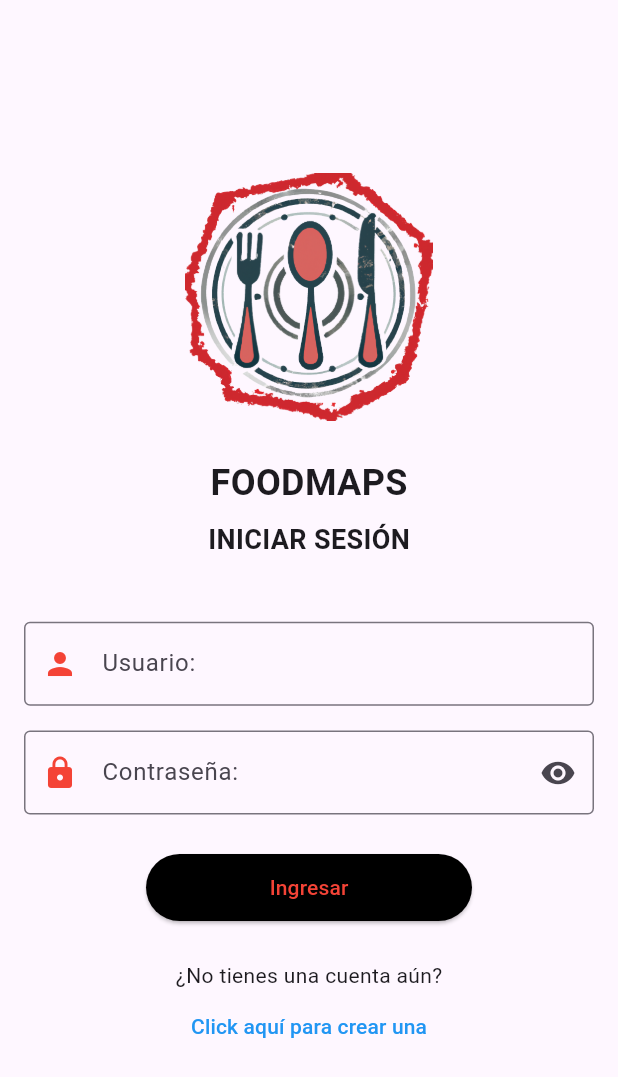
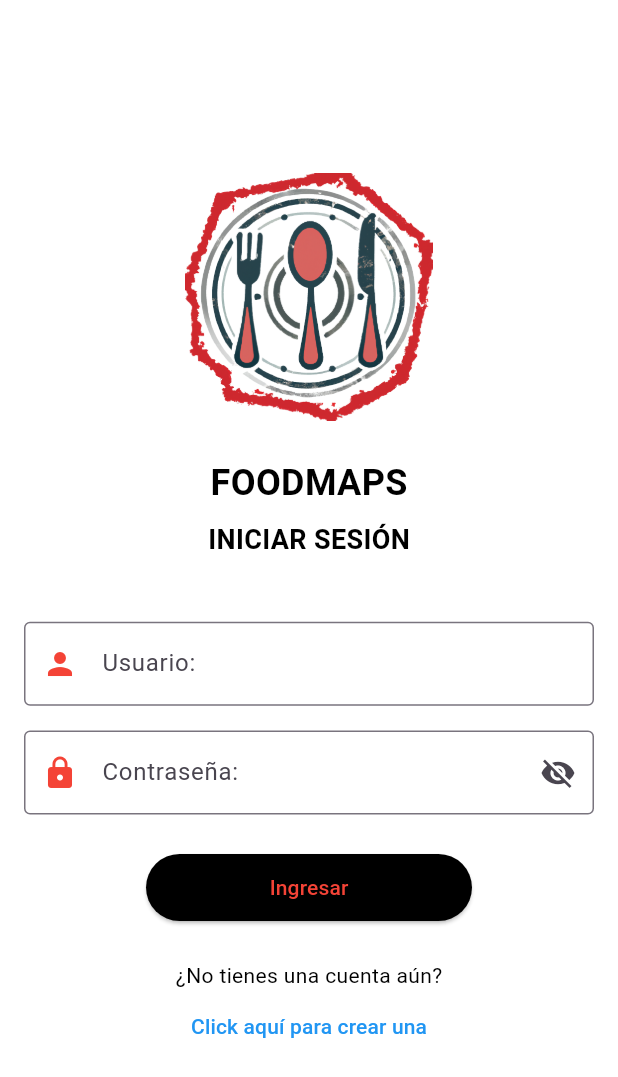
Before and after one commit to Israel192619/Proyecto_Final_FoodMaps, a Flutter app: the screen it shows after launch, on a phone screen of 412 x 824 dp. Shown: the top 1077 px of the screen. Run offline on Flutter 3.47's test engine with Material 3 defaults, Android fonts, the phone set to English and light mode, and no system bars; our stand-ins replace cached_network_image, file_picker, geolocator, google_maps_flutter, image_picker, permission_handler and 1 more; missing offline and left inert: google_map_custom_windows.

Commit message:
agregada funcion modo oscuro que cambia el color del mapa

```diff
--- /dev/null
+++ b/lib/config/app_themes.dart
@@ -0,0 +1,45 @@
+import 'package:flutter/material.dart';
+
+final ThemeData lightTheme = ThemeData(
+  brightness: Brightness.light,
+  primarySwatch: Colors.red,
+  scaffoldBackgroundColor: Colors.white,
+  appBarTheme: const AppBarTheme(
+    backgroundColor: Colors.white,
+    foregroundColor: Colors.black,
+    iconTheme: IconThemeData(color: Colors.black),
+    titleTextStyle: TextStyle(color: Colors.black, fontSize: 20, fontWeight: FontWeight.bold),
+  ),
+  bottomNavigationBarTheme: const BottomNavigationBarThemeData(
+    backgroundColor: Colors.white,
+    selectedItemColor: Colors.red,
+    unselectedItemColor: Colors.grey,
+  ),
+  textTheme: const TextTheme(
+    bodyLarge: TextStyle(color: Colors.black),
+    bodyMedium: TextStyle(color: Colors.black),
+    titleLarge: TextStyle(color: Colors.black),
+  ),
+);
+
+final ThemeData darkTheme = ThemeData(
+  brightness: Brightness.dark,
+  primarySwatch: Colors.red,
+  scaffoldBackgroundColor: Colors.black,
+  appBarTheme: const AppBarTheme(
+    backgroundColor: Colors.black,
+    foregroundColor: Colors.white,
+    iconTheme: IconThemeData(color: Colors.white),
+    titleTextStyle: TextStyle(color: Colors.white, fontSize: 20, fontWeight: FontWeight.bold),
+  ),
+  bottomNavigationBarTheme: const BottomNavigationBarThemeData(
+    backgroundColor: Colors.black,
+    selectedItemColor: Colors.red,
+    unselectedItemColor: Colors.grey,
+  ),
+  textTheme: const TextTheme(
+    bodyLarge: TextStyle(color: Colors.white),
+    bodyMedium: TextStyle(color: Colors.white),
+    titleLarge: TextStyle(color: Colors.white),
+  ),
+);
--- a/lib/config/config.dart
+++ b/lib/config/config.dart
@@ -0,0 +1,11 @@
+// lib/config/config.dart
+class AppConfig {
+  static const String apiBaseUrl = 'http://192.168.100.9:8081/FoodMaps_API/public/api';
+
+  // Endpoints
+  static const String loginEndpoint = '/auth/login';
+  static const String registerEndpoint = '/register';
+  // Agrega aquí otros endpoints si los necesitas
+
+  static String getApiUrl(String endpoint) => '$apiBaseUrl$endpoint';
+}
--- /dev/null
+++ b/lib/config/theme_provider.dart
@@ -0,0 +1,32 @@
+import 'package:flutter/material.dart';
+import 'package:shared_preferences/shared_preferences.dart';
+
+class ThemeProvider extends ChangeNotifier {
+  ThemeMode _themeMode = ThemeMode.light;
+
+  ThemeProvider() {
+    _loadTheme();
+  }
+
+  ThemeMode get themeMode => _themeMode;
+
+  bool get isDarkMode => _themeMode == ThemeMode.dark;
+
+  void toggleTheme(bool isOn) {
+    _themeMode = isOn ? ThemeMode.dark : ThemeMode.light;
+    _saveTheme(isOn);
+    notifyListeners();
+  }
+
+  Future<void> _loadTheme() async {
+    final prefs = await SharedPreferences.getInstance();
+    final isDark = prefs.getBool('isDarkMode') ?? false;
+    _themeMode = isDark ? ThemeMode.dark : ThemeMode.light;
+    notifyListeners();
+  }
+
+  Future<void> _saveTheme(bool isDark) async {
+    final prefs = await SharedPreferences.getInstance();
+    await prefs.setBool('isDarkMode', isDark);
+  }
+}
--- a/lib/screens/login_screen.dart
+++ b/lib/screens/login_screen.dart
@@ -6,6 +6,7 @@ import 'package:http/http.dart' as http;
 import 'dart:convert';
 import 'package:cases/config/safe_button.dart';
 import 'package:shared_preferences/shared_preferences.dart';
+import 'package:cases/config/config.dart';
 
 class LoginScreen extends StatefulWidget {
   const LoginScreen({super.key});
@@ -18,8 +19,8 @@ class _LoginScreenState extends State<LoginScreen> {
   final _formKey = GlobalKey<FormState>();
   final TextEditingController _usernameController = TextEditingController();
   final TextEditingController _passwordController = TextEditingController();
+  bool _isLoading = false;
   bool obscureText = true;
-  bool _isLoading = false; // <-- Añadido aquí
 
   @override
   void initState() {
@@ -42,7 +43,7 @@ class _LoginScreenState extends State<LoginScreen> {
   Future<void> _attemptAutoLogin(String username, String password) async {
     try {
       final response = await http.post(
-        Uri.parse('http://192.168.100.9:8081/FoodMaps_API/public/api/auth/login'),
+        Uri.parse(AppConfig.getApiUrl(AppConfig.loginEndpoint)),
         headers: {'Content-Type': 'application/json'},
         body: jsonEncode({
           'username': username,
@@ -79,12 +80,13 @@ class _LoginScreenState extends State<LoginScreen> {
   }
 
   Future<void> _login() async {
+    if (_isLoading) return; // Evita doble pulsación
     if (!_formKey.currentState!.validate()) return;
 
     String username = _usernameController.text;
     String password = _passwordController.text;
 
-    const String apiUrl = 'http://192.168.100.9:8081/FoodMaps_API/public/api/auth/login';
+    final String apiUrl = AppConfig.getApiUrl(AppConfig.loginEndpoint);
 
     try {
       setState(() => _isLoading = true);
@@ -135,7 +137,7 @@ class _LoginScreenState extends State<LoginScreen> {
             Navigator.pushReplacementNamed(
               context,
               '/dueno_home',
-              arguments: restaurante,
+              arguments: restaurante, // Pasa el restaurante como argumento
             );
             break;
 
@@ -240,7 +242,7 @@ class _LoginScreenState extends State<LoginScreen> {
                           border: const OutlineInputBorder(),
                           suffixIcon: IconButton(
                             icon: Icon(
-                              obscureText ? Icons.visibility : Icons.visibility_off,
+                              obscureText ? Icons.visibility_off : Icons.visibility,
                             ),
                             onPressed: () {
                               setState(() {
@@ -259,8 +261,13 @@ class _LoginScreenState extends State<LoginScreen> {
                         },
                       ),
                       SizedBox(height: screenHeight * 0.03),
-                      SafeButton(
-                        onPressed: _login,
+                      ElevatedButton(
+                        onPressed: _isLoading
+                            ? null
+                            : () {
+                                if (_isLoading) return;
+                                _login();
+                              },
                         style: ElevatedButton.styleFrom(
                           backgroundColor: Colors.black,
                           padding: EdgeInsets.symmetric(
@@ -268,10 +275,16 @@ class _LoginScreenState extends State<LoginScreen> {
                             vertical: screenHeight * 0.015,
                           ),
                         ),
-                        child: const Text(
-                          'Ingresar',
-                          style: TextStyle(color: Colors.red),
-                        ),
+                        child: _isLoading
+                            ? const SizedBox(
+                                width: 20,
+                                height: 20,
+                                child: CircularProgressIndicator(strokeWidth: 2, color: Colors.red),
+                              )
+                            : const Text(
+                                'Ingresar',
+                                style: TextStyle(color: Colors.red),
+                              ),
                       ),
                       SizedBox(height: screenHeight * 0.03),
                       const Text("¿No tienes una cuenta aún?"),
--- a/lib/screens/main.dart
+++ b/lib/screens/main.dart
@@ -8,10 +8,18 @@ import 'dueño/maps_due_activity.dart';
 import 'SplashScreen.dart';
 import 'package:http/http.dart' as http;
 import 'dart:convert';
+import 'package:provider/provider.dart';
+import '../config/theme_provider.dart';
+import '../config/app_themes.dart';
 
 void main() async {
   WidgetsFlutterBinding.ensureInitialized();
-  runApp(const MyApp());
+  runApp(
+    ChangeNotifierProvider(
+      create: (_) => ThemeProvider(),
+      child: const MyApp(),
+    ),
+  );
 }
 
 class MyApp extends StatelessWidget {
@@ -19,18 +27,39 @@ class MyApp extends StatelessWidget {
 
   @override
   Widget build(BuildContext context) {
+    return Consumer<ThemeProvider>(
+      builder: (context, themeProvider, _) {
         return MaterialApp(
-      theme: ThemeData(
-        primarySwatch: Colors.blue,
-      ),
+          theme: lightTheme,
+          darkTheme: darkTheme,
+          themeMode: themeProvider.themeMode,
           initialRoute: '/',
           routes: {
             '/': (context) => const AuthWrapper(),
+            '/home': (context) => const AuthWrapper(), // <-- Añadido para resolver el error de ruta
             '/register': (context) => const RegistroScreen(),
             '/login': (context) => const LoginScreen(),
             '/mapsCliActivity': (context) => const MapsCliActivity(),
             '/mapsDueActivity': (context) => const MapsDueActivity(restauranteId: 0),
             '/new_restaurante': (context) => const NewRestauranteScreen(),
+          },
+          onGenerateRoute: (settings) {
+            if (settings.name == '/dueno_home') {
+              final restaurante = settings.arguments;
+              int restauranteId = 0;
+              if (restaurante is Map && restaurante['restaurante_id'] != null) {
+                restauranteId = restaurante['restaurante_id'] is int
+                    ? restaurante['restaurante_id']
+                    : int.tryParse(restaurante['restaurante_id'].toString()) ?? 0;
+              }
+              return MaterialPageRoute(
+                builder: (context) => MapsDueActivity(restauranteId: restauranteId),
+                settings: settings,
+              );
+            }
+            return null;
+          },
+        );
       },
     );
   }
@@ -78,6 +107,9 @@ class AuthWrapper extends StatelessWidget {
   }
 
   Future<Map<String, dynamic>> _checkAuthAndRestaurantStatus() async {
+    // Forzar que el splash se muestre al menos 1.5 segundos
+    await Future.delayed(const Duration(milliseconds: 1500));
+
     final prefs = await SharedPreferences.getInstance();
     final token = prefs.getString('auth_token');
     final keepSession = prefs.getBool('mantenersesion') ?? false;
--- a/pubspec.yaml
+++ b/pubspec.yaml
@@ -44,6 +44,7 @@ dependencies:
   path_provider: ^2.1.1
   flutter_localizations:
     sdk: flutter
+  provider: ^6.0.0 # <-- Añade esta línea para el soporte de provider
 
   # The following adds the Cupertino Icons font to your application.
   # Use with the CupertinoIcons class for iOS style icons.
@@ -73,6 +74,7 @@ flutter:
     - assets/images/
     - assets/fonts/
     - assets/map_styles/map_style_no_labels.json
+    - assets/map_styles/map_style_no_labels_night.json
 
   # To add assets to your application, add an assets section, like this:
   # assets:
```
Also changed, not shown: assets/map_styles/map_style_no_labels_night.json (added, +146 -0 lines), lib/screens/SplashScreen.dart (+3 -18 lines), lib/screens/cliente/fragments/maps_page.dart (+42 -53 lines), lib/screens/cliente/fragments/settings_page.dart (+15 -2 lines), lib/screens/dueño/fragments/maps_due_page.dart (+51 -15 lines), lib/screens/dueño/fragments/settings_dueno_fragment.dart (+16 -0 lines), lib/screens/dueño/new_restaurante.dart (+7 -1 lines), lib/screens/register_screen.dart (+11 -5 lines), pubspec.lock, 3 other files. Lines whose indentation alone changed are shown as unchanged.
